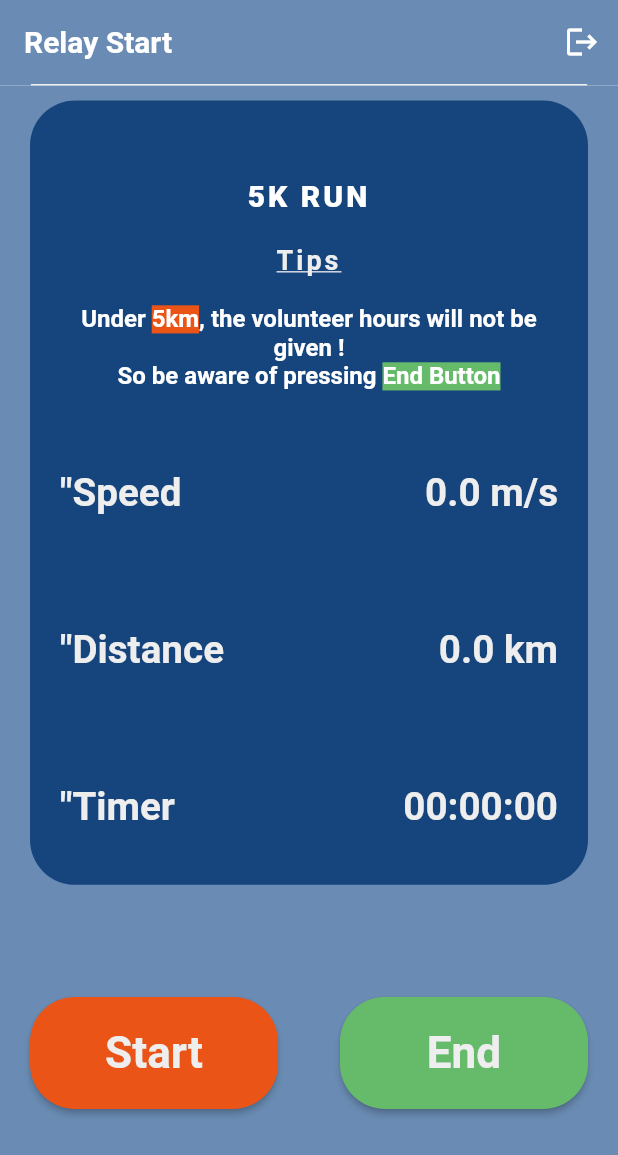
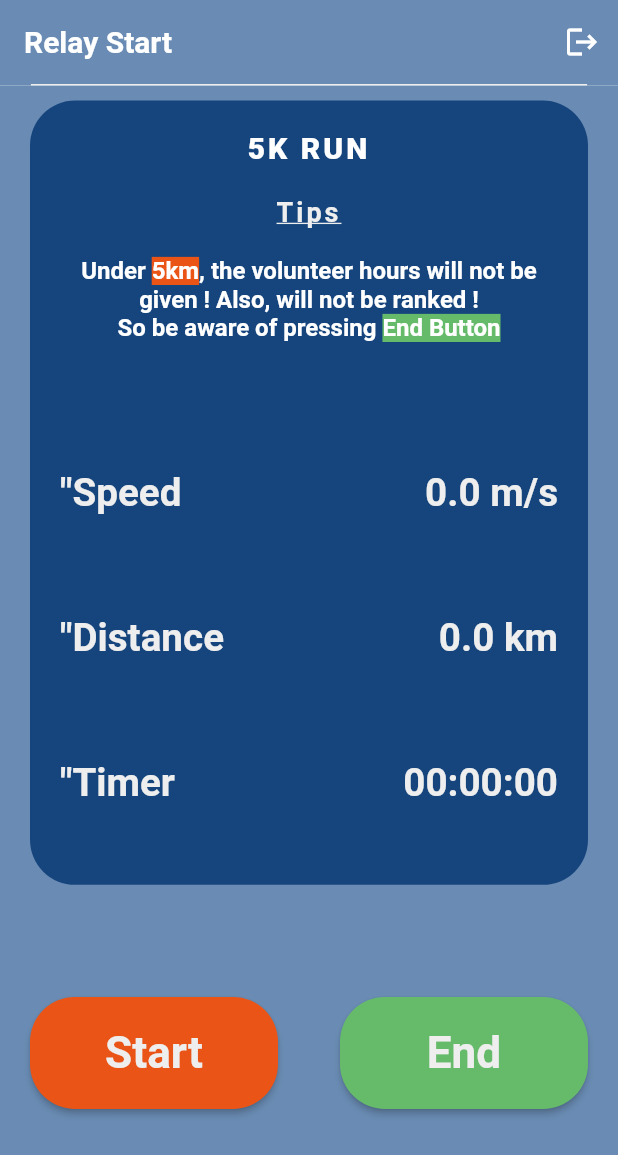
Before and after one commit to seunghwanly/minimarathon, a Flutter app: the MyBackgroundLocation widget shown alone on an empty page, opened directly, on a phone screen of 412 x 824 dp. Shown: the top 1155 px of the screen. Run offline on Flutter 3.47's test engine with Material 2 defaults, Android fonts, the phone set to English and light mode, and no system bars; our stand-ins replace firebase_auth, firebase_core, firebase_database, flutter_linkify, pin_code_fields, shared_preferences and 1 more; missing offline and left inert: background_location, http_auth, international_phone_input, libphonenumber, loading_animations; accounts and stored records are empty.

Commit message:
relay finish contion state added

```diff
--- a/minimarathon/lib/component/body/relay/background_location.dart
+++ b/minimarathon/lib/component/body/relay/background_location.dart
@@ -161,16 +161,16 @@ class MyBackgroundLocationState extends State<MyBackgroundLocation> {
                             width: double.infinity,
                             // height: MediaQuery.of(context).size.width * 0.2,
                             alignment: Alignment.center,
-                            padding: EdgeInsets.symmetric(horizontal: 20.0),
+                            padding: EdgeInsets.symmetric(horizontal: 20.0, vertical: 20.0),
                             child: Column(
                                 mainAxisAlignment: MainAxisAlignment.center,
                                 children: [
+                                  // Expanded(
+                                  //   flex: 1,
+                                  //   child: SizedBox(),
+                                  // ),
                                   Expanded(
-                                    flex: 1,
-                                    child: SizedBox(),
-                                  ),
-                                  Expanded(
-                                      flex: 3,
+                                      flex: 4,
                                       child: RichText(
                                         textAlign: TextAlign.center,
                                         text: TextSpan(children: <TextSpan>[
@@ -210,7 +210,7 @@ class MyBackgroundLocationState extends State<MyBackgroundLocation> {
                                                 fontSize: 16,
                                               )),
                                           TextSpan(
-                                              text: ", the volunteer hours will not be given !",
+                                              text: ", the volunteer hours will not be given ! Also, will not be ranked !",
                                               style: TextStyle(
                                                 color: white,
                                                 fontWeight: FontWeight.w600,
```
Also changed, not shown: minimarathon/lib/component/body/relay/relay_finish.dart (+67 -10 lines).
